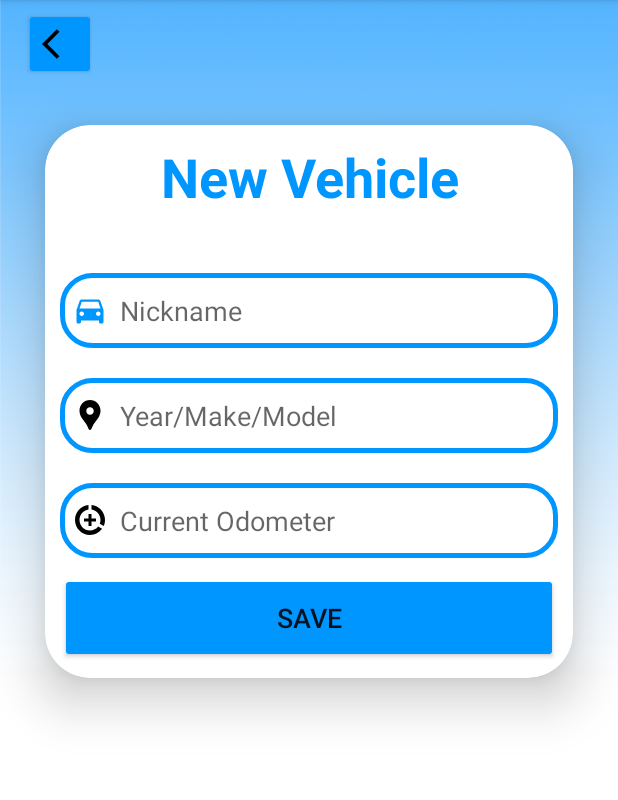
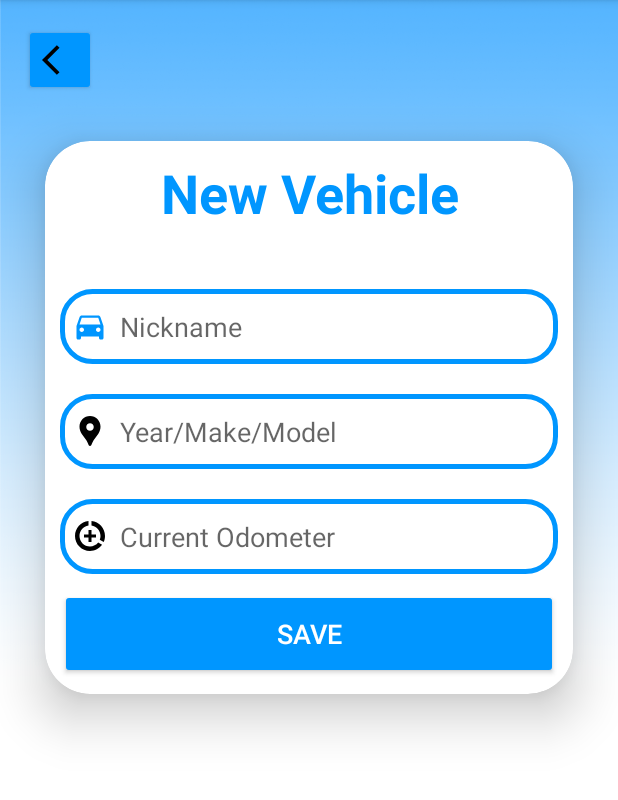
Before and after one commit to EmilyCS18/Project2-v3, an Android app: the AddVehicleActivity screen opened directly, with no data from a screen before it, on a phone screen of 412 x 824 dp, the part 84-884 px from its top. Run offline under Robolectric (Android 15) with nearby library versions, the light colour scheme and no system bars.

Commit message:
Updated button text color to white

```diff
--- a/app/src/main/res/layout/activity_add_vehicle.xml
+++ b/app/src/main/res/layout/activity_add_vehicle.xml
@@ -16,7 +16,7 @@
         android:layout_height="wrap_content"
         android:layout_gravity="start"
         android:layout_marginStart="16dp"
-        android:layout_marginTop="5dp"
+        android:layout_marginTop="16dp"
         android:backgroundTint="@color/bright_blue"
         android:drawableLeft="@drawable/baseline_arrow_back_ios_24"
         android:hint="l"
@@ -108,6 +108,7 @@
                 android:textSize="18sp"
                 android:layout_marginTop="10dp"
                 android:backgroundTint="@color/bright_blue"
+                android:textColor="@color/white"
                 app:cornerRadius="20dp"/>
 
         </LinearLayout>
```
